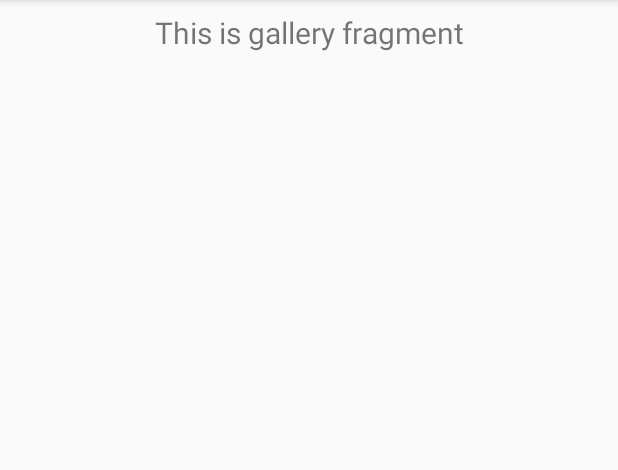
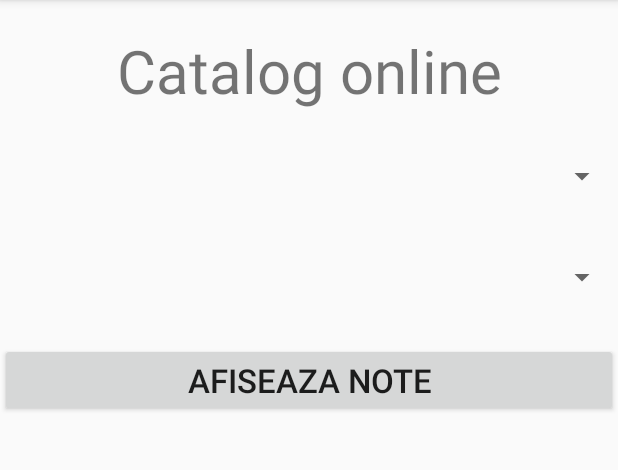
Before and after one commit to ioanatrambitas/ProiectMesotaVariantaFInala, an Android app: the fragment GalleryFragment shown on its own in the app's theme, on a phone screen of 412 x 824 dp, the part 84-554 px from its top. Run offline under Robolectric (Android 15) with nearby library versions, the phone set to English and light mode, and no system bars; our stand-ins replace Firebase (no records; nobody signed in at launch, a user with empty details on screens opened directly).

Commit message:
Versiune 1.2

```diff
--- a/app/src/main/java/com/example/proiectmesotavariantafinala/ui/gallery/GalleryFragment.java
+++ b/app/src/main/java/com/example/proiectmesotavariantafinala/ui/gallery/GalleryFragment.java
@@ -1,9 +1,14 @@
 package com.example.proiectmesotavariantafinala.ui.gallery;
 
+import android.R.layout;
 import android.os.Bundle;
 import android.view.LayoutInflater;
 import android.view.View;
 import android.view.ViewGroup;
+import android.widget.ArrayAdapter;
+import android.widget.Button;
+import android.widget.ListView;
+import android.widget.Spinner;
 import android.widget.TextView;
 
 import androidx.annotation.Nullable;
@@ -13,8 +18,26 @@ import androidx.lifecycle.Observer;
 import androidx.lifecycle.ViewModelProviders;
 
 import com.example.proiectmesotavariantafinala.R;
+import com.google.firebase.database.DataSnapshot;
+import com.google.firebase.database.DatabaseError;
+import com.google.firebase.database.DatabaseReference;
+import com.google.firebase.database.FirebaseDatabase;
+import com.google.firebase.database.ValueEventListener;
+
+import java.util.ArrayList;
 
 public class GalleryFragment extends Fragment {
+    Spinner spinnerElev, spinnerMaterie;
+    ListView listViewNote;
+    Button btnAfiseazaNota;
+    String textElev,textMaterie;
+
+    DatabaseReference dbElev, dbMaterie, dbNote;
+
+    ValueEventListener listenerElev, listenerMaterie, listenerNota;
+
+    ArrayAdapter<String> adapterElev, adapterMaterie, adapterNote;
+   private ArrayList<String> listElev, listMaterie, listNote;
 
     private GalleryViewModel galleryViewModel;
 
@@ -23,13 +46,122 @@ public class GalleryFragment extends Fragment {
         galleryViewModel =
                 ViewModelProviders.of(this).get(GalleryViewModel.class);
         View root = inflater.inflate(R.layout.fragment_gallery, container, false);
-        final TextView textView = root.findViewById(R.id.text_gallery);
+
+        spinnerElev=root.findViewById(R.id.spinnerElev);
+        spinnerMaterie=root.findViewById(R.id.spinnerMaterie);
+        listViewNote=root.findViewById(R.id.listView);
+        btnAfiseazaNota=root.findViewById(R.id.btnNota);
+
+
+        dbElev= FirebaseDatabase.getInstance().getReference("Elevi").child("Nume");
+        dbMaterie= FirebaseDatabase.getInstance().getReference("Elevi").child("Materii");
+
+        listElev= new ArrayList<>();
+        listMaterie= new ArrayList<>();
+        listNote=new ArrayList<>();
+
+
+        adapterElev=new ArrayAdapter<String>(getContext(),
+                android.R.layout.simple_list_item_1,listElev);
+        adapterMaterie=new ArrayAdapter<String>(getContext(),
+                android.R.layout.simple_list_item_1,listMaterie);
+       adapterNote=new ArrayAdapter<String>(getContext(),
+                android.R.layout.simple_selectable_list_item,listNote);
+
+        spinnerElev.setAdapter(adapterElev);
+        spinnerMaterie.setAdapter(adapterMaterie);
+        listViewNote.setAdapter(adapterNote);
+        retriveSpinerElev();
+        retriveSpinerMaterie();
+        //retriveListNota();
+
+       // final TextView textView = root.findViewById(R.id.text_gallery);
         galleryViewModel.getText().observe(this, new Observer<String>() {
             @Override
             public void onChanged(@Nullable String s) {
-                textView.setText(s);
+    //            textView.setText(s);
             }
         });
+
+
+        btnAfiseazaNota.setOnClickListener(new View.OnClickListener() {
+            @Override
+            public void onClick(View v) {
+               textElev=spinnerElev.getSelectedItem().toString().trim();
+                textMaterie=spinnerMaterie.getSelectedItem().toString().trim();
+                dbNote= FirebaseDatabase.getInstance().getReference("Elevi").child("Note").child(textElev).child(textMaterie);
+listNote.clear();
+                retriveListNota();
+
+
+            }
+        });
+
+
+
         return root;
     }
+
+
+public void retriveSpinerElev(){
+    listenerElev =  dbElev.addValueEventListener(new ValueEventListener() {
+        @Override
+        public void onDataChange(@NonNull DataSnapshot dataSnapshot) {
+            for(DataSnapshot item:dataSnapshot.getChildren()){
+
+                listElev.add(item.getValue().toString());
+            }
+            adapterElev.notifyDataSetChanged();
+
+        }
+
+        @Override
+        public void onCancelled(@NonNull DatabaseError databaseError) {
+
+        }
+    });
+
 }
+
+    public void retriveSpinerMaterie(){
+        listenerMaterie =  dbMaterie.addValueEventListener(new ValueEventListener() {
+            @Override
+            public void onDataChange(@NonNull DataSnapshot dataSnapshot) {
+                for(DataSnapshot item:dataSnapshot.getChildren()){
+
+                    listMaterie.add(item.getValue().toString());
+                }
+                adapterMaterie.notifyDataSetChanged();
+
+            }
+
+            @Override
+            public void onCancelled(@NonNull DatabaseError databaseError) {
+
+            }
+        });
+
+    }
+
+    public void retriveListNota(){
+        listenerNota =  dbNote.addValueEventListener(new ValueEventListener() {
+            @Override
+            public void onDataChange(@NonNull DataSnapshot dataSnapshot) {
+                for(DataSnapshot item:dataSnapshot.getChildren()){
+
+                    listNote.add(item.getValue().toString());
+                }
+                adapterNote.notifyDataSetChanged();
+
+            }
+
+            @Override
+            public void onCancelled(@NonNull DatabaseError databaseError) {
+
+            }
+        });
+
+    }
+
+
+}
--- a/app/src/main/res/layout/fragment_gallery.xml
+++ b/app/src/main/res/layout/fragment_gallery.xml
@@ -1,19 +1,49 @@
 <?xml version="1.0" encoding="utf-8"?>
-<androidx.constraintlayout.widget.ConstraintLayout xmlns:android="http://schemas.android.com/apk/res/android"
+<LinearLayout
+    xmlns:android="http://schemas.android.com/apk/res/android"
     xmlns:app="http://schemas.android.com/apk/res-auto"
     android:layout_width="match_parent"
-    android:layout_height="match_parent">
+    android:layout_height="match_parent"
+    android:layout_gravity="top"
+    android:orientation="vertical">
+
 
     <TextView
-        android:id="@+id/text_gallery"
+        android:id="@+id/textView"
         android:layout_width="match_parent"
         android:layout_height="wrap_content"
-        android:layout_marginStart="8dp"
-        android:layout_marginTop="8dp"
-        android:layout_marginEnd="8dp"
+        android:layout_marginTop="20dp"
+        android:text="Catalog online"
         android:textAlignment="center"
-        android:textSize="20sp"
-        app:layout_constraintEnd_toEndOf="parent"
-        app:layout_constraintStart_toStartOf="parent"
-        app:layout_constraintTop_toTopOf="parent" />
-</androidx.constraintlayout.widget.ConstraintLayout>
+        android:textSize="40dp" />
+
+    <Spinner
+        android:id="@+id/spinnerElev"
+        android:layout_width="match_parent"
+        android:layout_height="47dp"
+        android:layout_marginTop="20dp" />
+
+
+    <Spinner
+        android:id="@+id/spinnerMaterie"
+        android:layout_width="match_parent"
+        android:layout_height="47dp"
+        android:layout_marginTop="20dp" />
+
+    <Button
+        android:layout_width="match_parent"
+        android:layout_height="wrap_content"
+        android:id="@+id/btnNota"
+        android:text="Afiseaza note"
+        android:textSize="22dp"
+        android:layout_marginTop="20dp"
+        android:textAlignment="center"
+      />
+
+    <ListView
+        android:layout_width="match_parent"
+        android:layout_height="match_parent"
+        android:id="@+id/listView"
+        android:layout_marginTop="30dp"/>
+
+</LinearLayout>
```
